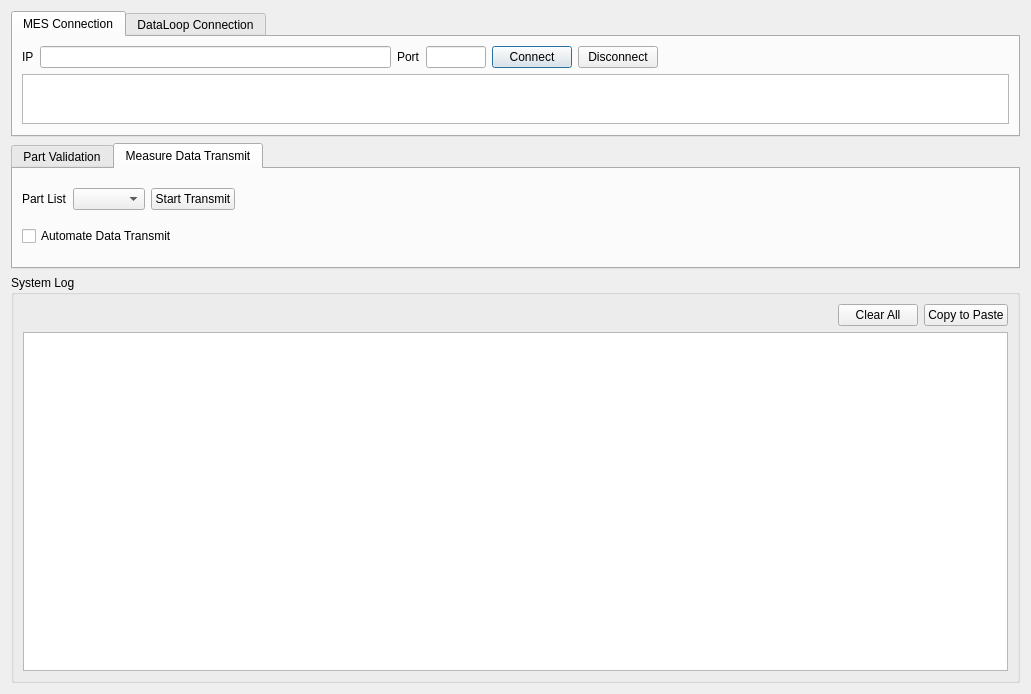
Qt form src/app/mesconnectorclient.ui (Sanlo/bosch-mes-connector) before a commit.
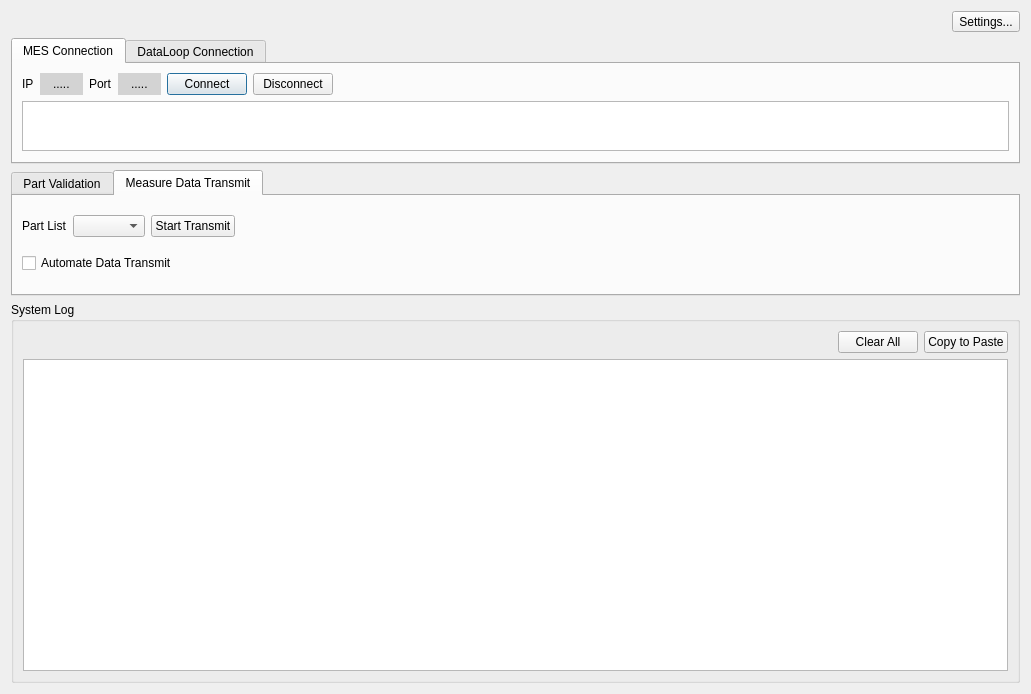
The same form after that commit. The open tabs and pages were chosen to show the change.

Patch:
```diff
--- a/src/app/mesconnectorclient.ui
+++ b/src/app/mesconnectorclient.ui
@@ -18,6 +18,30 @@
   </property>
   <layout class="QGridLayout" name="gridLayout_6">
    <item row="0" column="0">
+    <layout class="QHBoxLayout" name="horizontalLayout_7">
+     <item>
+      <spacer name="horizontalSpacer_7">
+       <property name="orientation">
+        <enum>Qt::Orientation::Horizontal</enum>
+       </property>
+       <property name="sizeHint" stdset="0">
+        <size>
+         <width>40</width>
+         <height>20</height>
+        </size>
+       </property>
+      </spacer>
+     </item>
+     <item>
+      <widget class="QToolButton" name="btn_settings">
+       <property name="text">
+        <string>Settings...</string>
+       </property>
+      </widget>
+     </item>
+    </layout>
+   </item>
+   <item row="1" column="0">
     <widget class="QTabWidget" name="tabWidget_2">
      <property name="sizePolicy">
       <sizepolicy hsizetype="Expanding" vsizetype="Preferred">
@@ -52,7 +76,16 @@
           </widget>
          </item>
          <item>
-          <widget class="QLineEdit" name="edit_IP"/>
+          <widget class="QLabel" name="label_mesIP">
+           <property name="styleSheet">
+            <string notr="true">background-color: rgb(211, 211, 211);
+padding-left: 10px;
+padding-right:10px;</string>
+           </property>
+           <property name="text">
+            <string>.....</string>
+           </property>
+          </widget>
          </item>
          <item>
           <widget class="QLabel" name="label_2">
@@ -65,12 +98,14 @@
           </widget>
          </item>
          <item>
-          <widget class="QLineEdit" name="edit_port">
-           <property name="maximumSize">
-            <size>
-             <width>60</width>
-             <height>16777215</height>
-            </size>
+          <widget class="QLabel" name="label_mesPort">
+           <property name="styleSheet">
+            <string notr="true">background-color: rgb(211, 211, 211);
+padding-left: 10px;
+padding-right:10px;</string>
+           </property>
+           <property name="text">
+            <string>.....</string>
            </property>
           </widget>
          </item>
@@ -184,74 +219,6 @@
     </widget>
    </item>
    <item row="2" column="0">
-    <widget class="QGroupBox" name="groupBox_4">
-     <property name="sizePolicy">
-      <sizepolicy hsizetype="Preferred" vsizetype="Expanding">
-       <horstretch>0</horstretch>
-       <verstretch>4</verstretch>
-      </sizepolicy>
-     </property>
-     <property name="minimumSize">
-      <size>
-       <width>0</width>
-       <height>0</height>
-      </size>
-     </property>
-     <property name="title">
-      <string>System Log</string>
-     </property>
-     <layout class="QGridLayout" name="gridLayout_5">
-      <item row="0" column="0">
-       <layout class="QHBoxLayout" name="horizontalLayout_6">
-        <item>
-         <spacer name="horizontalSpacer_6">
-          <property name="orientation">
-           <enum>Qt::Orientation::Horizontal</enum>
-          </property>
-          <property name="sizeHint" stdset="0">
-           <size>
-            <width>40</width>
-            <height>20</height>
-           </size>
-          </property>
-         </spacer>
-        </item>
-        <item>
-         <widget class="QPushButton" name="btn_clearLog">
-          <property name="text">
-           <string>Clear All</string>
-          </property>
-         </widget>
-        </item>
-        <item>
-         <widget class="QPushButton" name="btn_copyLog">
-          <property name="text">
-           <string>Copy to Paste</string>
-          </property>
-         </widget>
-        </item>
-       </layout>
-      </item>
-      <item row="1" column="0">
-       <widget class="QTextEdit" name="textEdit">
-        <property name="sizePolicy">
-         <sizepolicy hsizetype="Expanding" vsizetype="Expanding">
-          <horstretch>0</horstretch>
-          <verstretch>0</verstretch>
-         </sizepolicy>
-        </property>
-        <property name="minimumSize">
-         <size>
-          <width>0</width>
-          <height>0</height>
-         </size>
-        </property>
-       </widget>
-      </item>
-     </layout>
-    </widget>
-   </item>
-   <item row="1" column="0">
     <widget class="QTabWidget" name="tabWidget">
      <property name="sizePolicy">
       <sizepolicy hsizetype="Expanding" vsizetype="Preferred">
@@ -350,6 +317,12 @@
          </item>
          <item>
           <widget class="QPushButton" name="btn_transmit">
+           <property name="sizePolicy">
+            <sizepolicy hsizetype="Minimum" vsizetype="Fixed">
+             <horstretch>0</horstretch>
+             <verstretch>0</verstretch>
+            </sizepolicy>
+           </property>
            <property name="text">
             <string>Start Transmit</string>
            </property>
@@ -398,6 +371,74 @@
      </widget>
     </widget>
    </item>
+   <item row="3" column="0">
+    <widget class="QGroupBox" name="groupBox_4">
+     <property name="sizePolicy">
+      <sizepolicy hsizetype="Preferred" vsizetype="Expanding">
+       <horstretch>0</horstretch>
+       <verstretch>4</verstretch>
+      </sizepolicy>
+     </property>
+     <property name="minimumSize">
+      <size>
+       <width>0</width>
+       <height>0</height>
+      </size>
+     </property>
+     <property name="title">
+      <string>System Log</string>
+     </property>
+     <layout class="QGridLayout" name="gridLayout_5">
+      <item row="0" column="0">
+       <layout class="QHBoxLayout" name="horizontalLayout_6">
+        <item>
+         <spacer name="horizontalSpacer_6">
+          <property name="orientation">
+           <enum>Qt::Orientation::Horizontal</enum>
+          </property>
+          <property name="sizeHint" stdset="0">
+           <size>
+            <width>40</width>
+            <height>20</height>
+           </size>
+          </property>
+         </spacer>
+        </item>
+        <item>
+         <widget class="QPushButton" name="btn_clearLog">
+          <property name="text">
+           <string>Clear All</string>
+          </property>
+         </widget>
+        </item>
+        <item>
+         <widget class="QPushButton" name="btn_copyLog">
+          <property name="text">
+           <string>Copy to Paste</string>
+          </property>
+         </widget>
+        </item>
+       </layout>
+      </item>
+      <item row="1" column="0">
+       <widget class="QTextEdit" name="clientLog">
+        <property name="sizePolicy">
+         <sizepolicy hsizetype="Expanding" vsizetype="Expanding">
+          <horstretch>0</horstretch>
+          <verstretch>0</verstretch>
+         </sizepolicy>
+        </property>
+        <property name="minimumSize">
+         <size>
+          <width>0</width>
+          <height>0</height>
+         </size>
+        </property>
+       </widget>
+      </item>
+     </layout>
+    </widget>
+   </item>
   </layout>
  </widget>
  <resources/>
```
Left out of the diff: 24 changed lines with no effect on the pictures.
